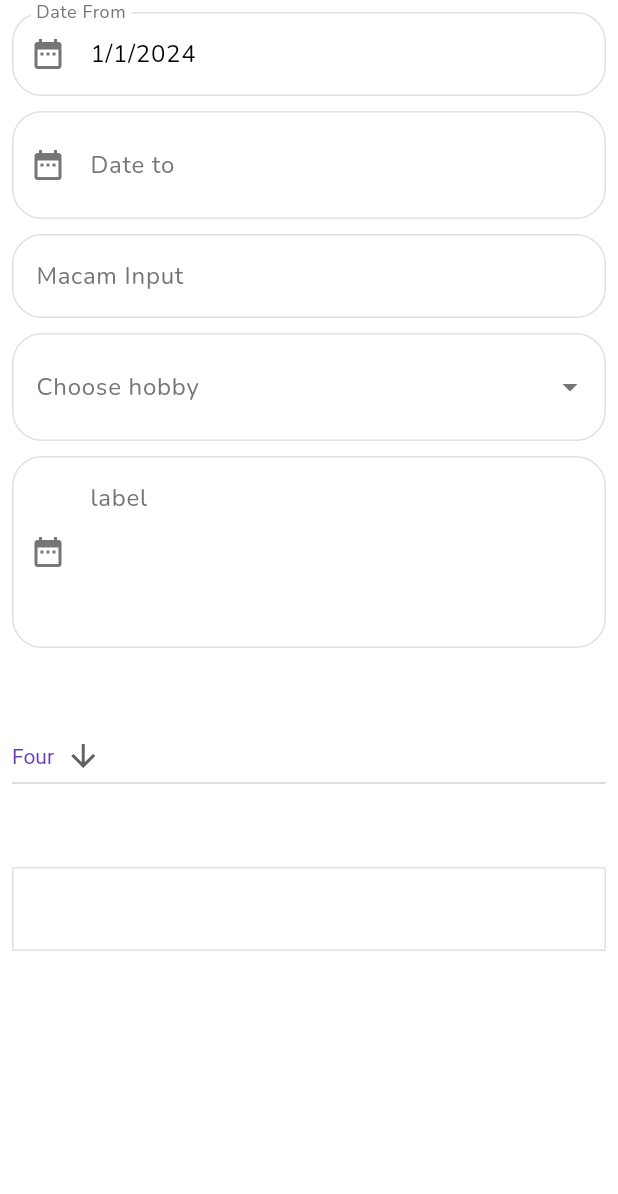
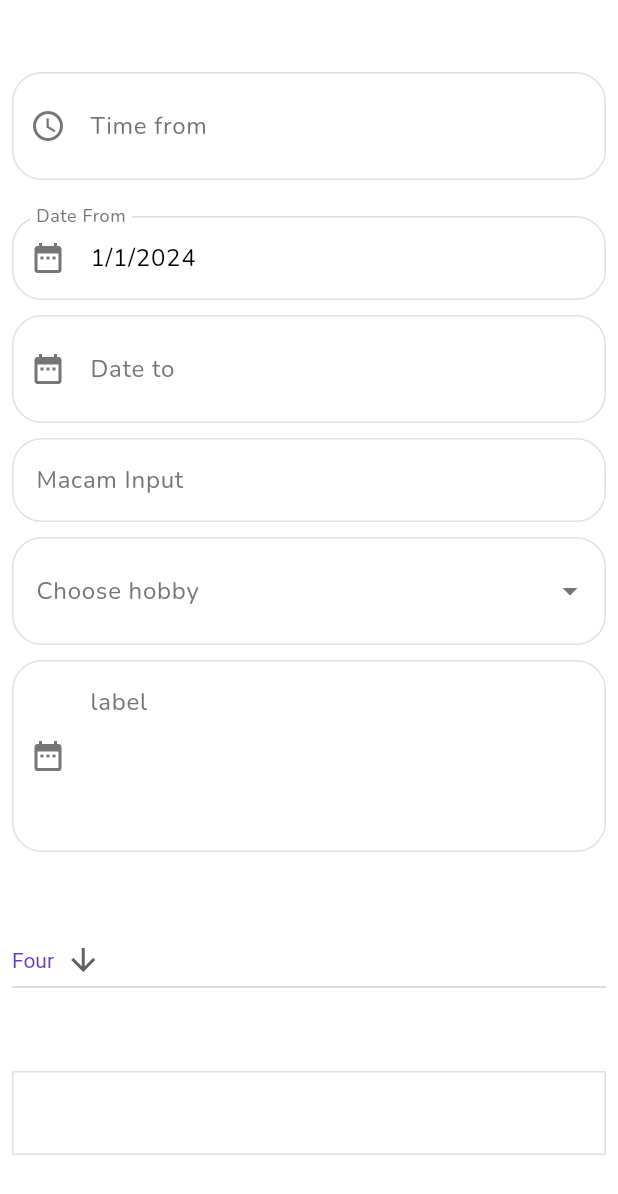
Before and after one commit to ilhammeidi/mamang_app_flutter, a Flutter app: the screen it shows after launch, on a phone screen of 412 x 824 dp. Shown: the top 1194 px of the screen. Run offline on Flutter 3.47's test engine with Material 3 defaults, Android fonts, the phone set to English and light mode, and no system bars.

Commit message:
add timepicker

```diff
--- a/lib/pages/sample_forms.dart
+++ b/lib/pages/sample_forms.dart
@@ -16,6 +16,7 @@ class SampleForm extends StatefulWidget {
 class _SampleFormState extends State<SampleForm> {
   final TextEditingController _dateFromRef = TextEditingController(text: '1/1/2024');
   final TextEditingController _dateToRef = TextEditingController();
+  final TextEditingController _timePickerRef = TextEditingController();
 
   String? hobby;
   final TextEditingController _chooseRef = TextEditingController();
@@ -72,6 +73,19 @@ class _SampleFormState extends State<SampleForm> {
     }
   }
 
+  Future<void> _selectTime() async {
+    TimeOfDay? time = await showTimePicker(
+      context: context,
+      initialTime: const TimeOfDay(hour: 7, minute: 30),
+      orientation: Orientation.portrait,
+      initialEntryMode: TimePickerEntryMode.dial
+    );
+
+    setState(() {
+      _timePickerRef.text = time!.format(context);
+    });
+  }
+
   Future _selectDate2(TextEditingController targetRef) async {
     DateTime? picked = await showDatePicker(
       context: context,
@@ -98,6 +112,16 @@ class _SampleFormState extends State<SampleForm> {
         child: ListView(
           scrollDirection: Axis.vertical,
           children: [
+            const SizedBox(height: 40),
+            AppTextField(
+              controller: _timePickerRef,
+              readOnly: true,
+              prefixIcon: Icons.access_time,
+              label: 'Time from',
+              onChanged: (_) {},
+              onTap: _selectTime,
+            ),
+            const VSpace(),
             TextField(
               controller: _dateFromRef,
               readOnly: true,
```
